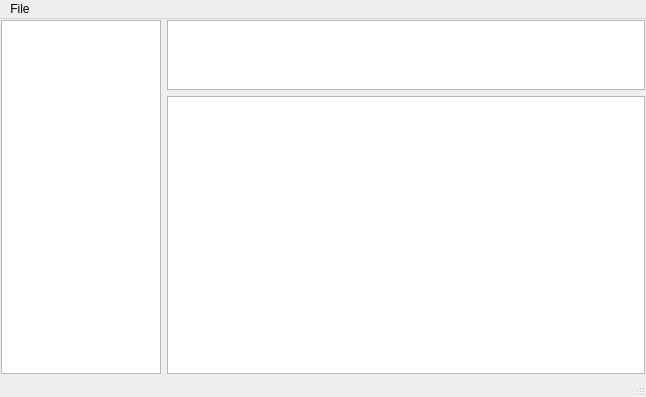
nathanpc/sqlite-browser, file mainwindow.ui: the form before one commit.
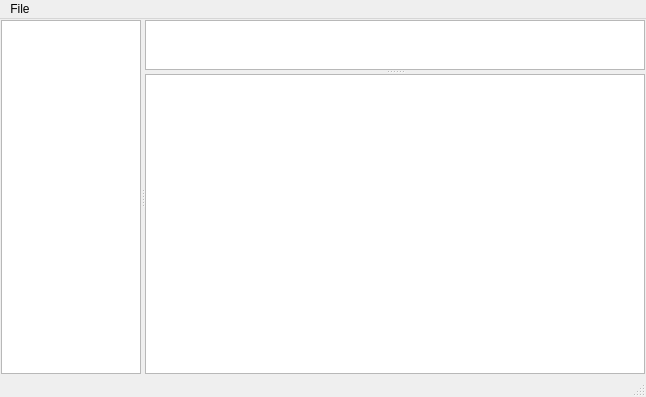
The form after the commit.

Commit message: Populating the TableView

The edit to the form file:
```diff
--- a/mainwindow.ui
+++ b/mainwindow.ui
@@ -27,15 +27,14 @@
     <property name="bottomMargin">
      <number>1</number>
     </property>
-    <property name="spacing">
-     <number>1</number>
-    </property>
     <item row="0" column="0">
-     <layout class="QHBoxLayout" name="horizontalLayout" stretch="1,3">
-      <property name="sizeConstraint">
-       <enum>QLayout::SetMaximumSize</enum>
+     <widget class="QSplitter" name="splitter_2">
+      <property name="orientation">
+       <enum>Qt::Horizontal</enum>
       </property>
-      <item>
+      <property name="childrenCollapsible">
+       <bool>false</bool>
+      </property>
        <widget class="QTreeView" name="treeView">
         <property name="sizePolicy">
          <sizepolicy hsizetype="Expanding" vsizetype="Expanding">
@@ -43,6 +42,12 @@
           <verstretch>0</verstretch>
          </sizepolicy>
         </property>
+       <property name="maximumSize">
+        <size>
+         <width>140</width>
+         <height>16777215</height>
+        </size>
+       </property>
         <property name="baseSize">
          <size>
           <width>0</width>
@@ -65,18 +70,40 @@
          <bool>false</bool>
         </attribute>
        </widget>
-      </item>
-      <item>
-       <layout class="QVBoxLayout" name="verticalLayout" stretch="1,4">
-        <item>
-         <widget class="QPlainTextEdit" name="queryField"/>
-        </item>
-        <item>
-         <widget class="QTableView" name="tableView"/>
-        </item>
-       </layout>
-      </item>
-     </layout>
+      <widget class="QSplitter" name="splitter">
+       <property name="orientation">
+        <enum>Qt::Vertical</enum>
+       </property>
+       <widget class="QPlainTextEdit" name="queryField">
+        <property name="minimumSize">
+         <size>
+          <width>0</width>
+          <height>0</height>
+         </size>
+        </property>
+        <property name="maximumSize">
+         <size>
+          <width>16777215</width>
+          <height>50</height>
+         </size>
+        </property>
+        <property name="baseSize">
+         <size>
+          <width>0</width>
+          <height>0</height>
+         </size>
+        </property>
+       </widget>
+       <widget class="QTableView" name="tableView">
+        <attribute name="horizontalHeaderShowSortIndicator" stdset="0">
+         <bool>true</bool>
+        </attribute>
+        <attribute name="verticalHeaderCascadingSectionResizes">
+         <bool>true</bool>
+        </attribute>
+       </widget>
+      </widget>
+     </widget>
     </item>
    </layout>
   </widget>
```
Lines whose indentation alone changed are shown as unchanged. The commit also changes 5 other files.
